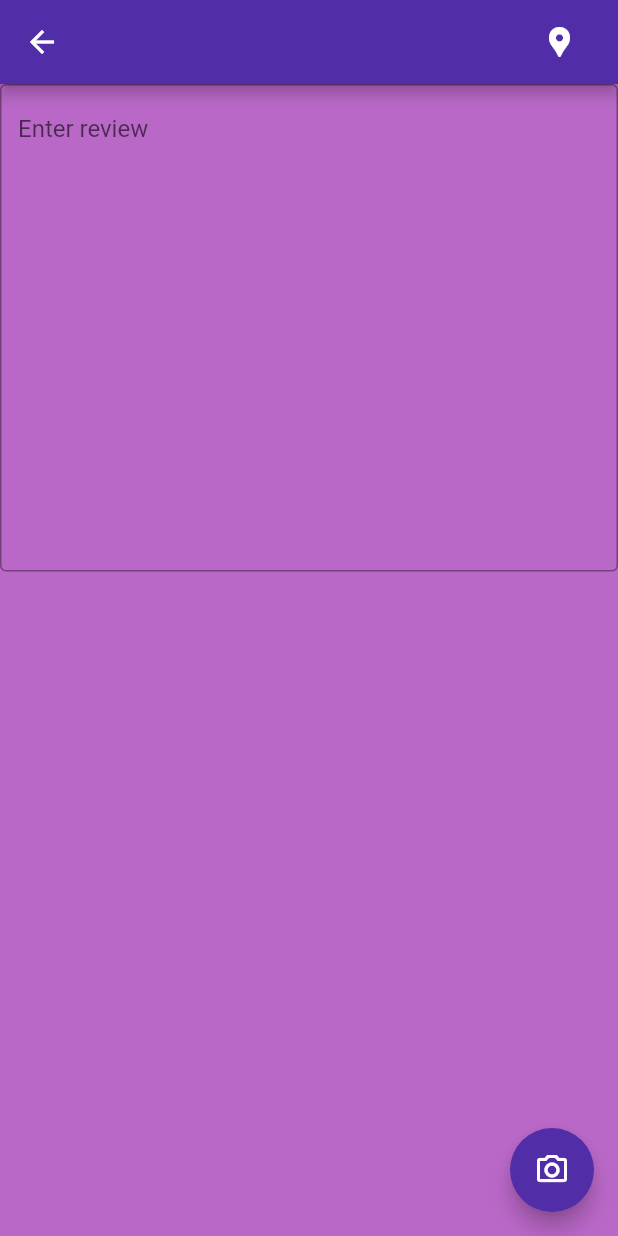
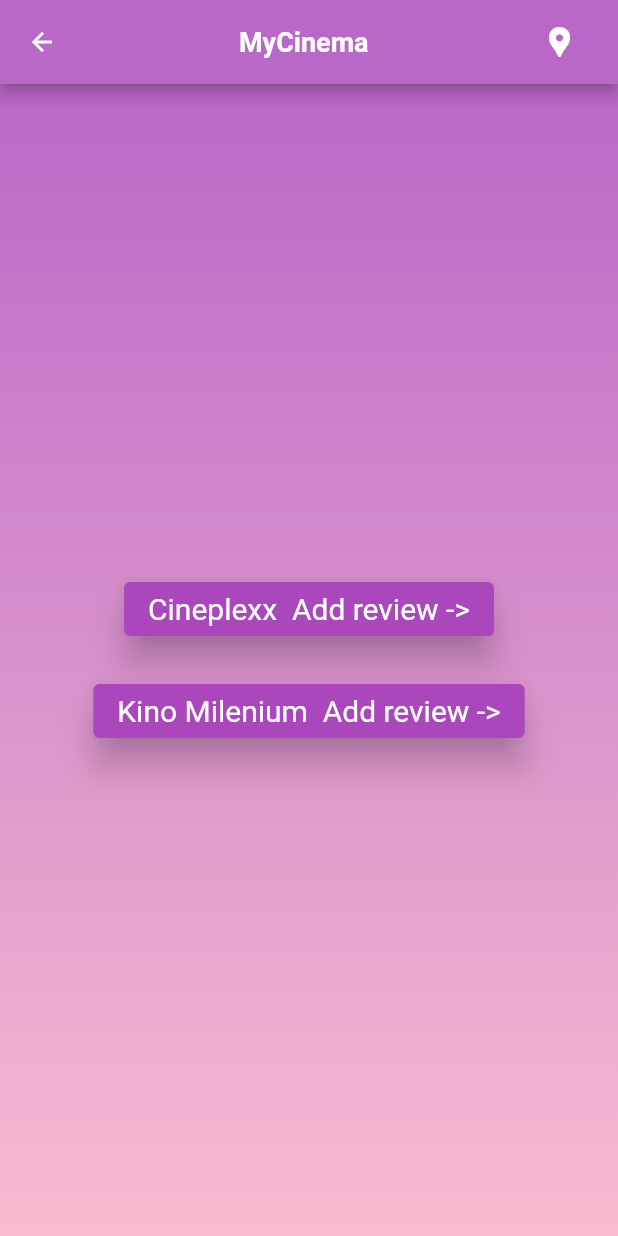
Before and after one commit to janamiceva/MyCinema, a Flutter app: the ReviewScreen screen opened directly, on a phone screen of 412 x 824 dp. Run offline on Flutter 3.47's test engine with Material 2 defaults, Android fonts, the phone set to English and light mode, and no system bars; our stand-ins replace bloc, camera, flutter_bloc, flutter_credit_card, flutter_rating_bar, flutter_svg and 3 more.

Commit message:
Adding review page

```diff
--- a/lib/screens/buy_ticket_screen.dart
+++ b/lib/screens/buy_ticket_screen.dart
@@ -143,7 +143,7 @@
                     color: Colors.pink,
                     borderRadius: BorderRadius.circular(8.0)),
                 child: TextFrave(
-                    text: 'Buy Ticket \$ 55.0', fontWeight: FontWeight.bold),
+                    text: 'Book tickets', fontWeight: FontWeight.bold),
               ),
             ),
           ),
--- a/lib/screens/profile_screen.dart
+++ b/lib/screens/profile_screen.dart
@@ -6,6 +6,7 @@
 import 'home_screen.dart';
 import '../helpers/search_bar.dart';
 import 'location_screen.dart';
+import 'review_screen.dart';
 
 class ProfileScreen extends StatelessWidget {
   static String routeName = "/profile";
@@ -88,6 +89,10 @@
                     ),
                     GButton(
                       icon: Icons.view_module_rounded,
+                      onPressed: () {
+                  Navigator.of(context).push(MaterialPageRoute(
+                      builder: (context) => ReviewScreen()));
+                },
                     ),
                     GButton(
                       icon: Icons.local_attraction_rounded,
--- a/lib/screens/review_screen.dart
+++ b/lib/screens/review_screen.dart
@@ -1,12 +1,15 @@
 import 'dart:io';
 import 'package:flutter/material.dart';
 import 'package:camera/camera.dart';
+import 'package:google_nav_bar/google_nav_bar.dart';
 import 'package:path_provider/path_provider.dart';
 import '../helpers/components.dart';
+import '../helpers/search_bar.dart';
 import 'details_payment_screen.dart';
 import 'home_screen.dart';
 import 'location_screen.dart';
-import 'camera_screen.dart';
+import 'cineplexx_review_screen.dart';
+import 'milenium_review_screen.dart';
 
 class ReviewScreen extends StatefulWidget {
   static const String routeName = "/review";
@@ -20,69 +23,71 @@
   Widget build(BuildContext context) {
     return Scaffold(
       appBar: AppBar(
+        backgroundColor: Colors.purple.shade300,
         leading: IconButton(
-    icon: Icon(Icons.arrow_back),
-    onPressed: () => Navigator.of(context).pop(),
+          icon: Icon(Icons.arrow_back, color: Colors.white, size: 20),
+          onPressed: () {
+            Navigator.of(context).push(
+              MaterialPageRoute(builder: (context) => HomeScreen()),
+            );
+          },
         ),
-  backgroundColor: Colors.deepPurple.shade700,
         elevation: 4,
-  title: Container(
-    padding: const EdgeInsets.only(top: 20),
-    height: 10,
-    width: 200,
+        title: Center(
           child: Text(
-      'Review',
-      style: TextStyle(
-        fontWeight: FontWeight.bold,
-        fontSize: 18,
-      ),
+            'MyCinema',
+            style: TextStyle(fontWeight: FontWeight.bold, fontSize: 18),
           ),
         ),
         actions: [
-    Row(
-      children: [
           IconButton(
             onPressed: () {
               Navigator.of(context).push(
-              MaterialPageRoute(
-                builder: (context) => LocationScreen(),
-              ),
+                MaterialPageRoute(builder: (context) => LocationScreen()),
               );
             },
-          icon: Icon(
-            Icons.location_pin,
+            icon: Icon(Icons.location_pin),
           ),
-        ),
-        SizedBox(
-          width: 15,
-        ),
-      ],
-    ),
+          SizedBox(width: 15.0),
         ],
       ),
       body: Container(
-        child: TextField(
-          decoration: InputDecoration(
-            border: OutlineInputBorder(),
-            hintText: 'Enter review',
-          ),
-          maxLines: 20,
-          minLines: 15,
+        height: MediaQuery.of(context).size.height,
+        width: MediaQuery.of(context).size.width,
+        decoration: BoxDecoration(
+          gradient: LinearGradient(
+            begin: Alignment.topCenter,
+            end: Alignment.bottomCenter,
+            colors: [Colors.purple.shade300, Colors.pink.shade100],
           ),
         ),
-      floatingActionButton: FloatingActionButton(
-            backgroundColor: Colors.deepPurple.shade700,
+        child: Center(
+            child: Column(
+          mainAxisAlignment: MainAxisAlignment.center,
+          children: [
+            ElevatedButton(
                onPressed: () {
                   Navigator.of(context).push(
-              MaterialPageRoute(
-                builder: (context) => TakePhotoPage(),
+                      MaterialPageRoute(builder: (context) => CineplexxReviewScreen()));
+                },
+              child: Text('Cineplexx  Add review ->', style: TextStyle(fontSize: 20, fontWeight: FontWeight.w400),),
+              style: ElevatedButton.styleFrom(
+              primary: Colors.purple.shade400, elevation: 10,
               ),
-            );
+            ),
+            SizedBox(height: 20),
+            ElevatedButton(
+               onPressed: () {
+                  Navigator.of(context).push(
+                      MaterialPageRoute(builder: (context) => MileniumReviewScreen()));
                 },
-  child: Icon(
-    Icons.photo_camera_outlined,
-
+              child: Text('Kino Milenium  Add review ->' ,style: TextStyle(fontSize: 20, fontWeight: FontWeight.w400),),
+              style: ElevatedButton.styleFrom(
+              primary: Colors.purple.shade400, elevation: 10,
               ),
+            ),
+          ],
+        )),
       ),
     );
   }
```
Also changed, not shown: lib/screens/camera_screen.dart (+37 -6 lines), lib/screens/cineplexx_review_screen.dart (added, +182 -0 lines), lib/screens/milenium_review_screen.dart (added, +183 -0 lines). Lines whose indentation alone changed are shown as unchanged.
